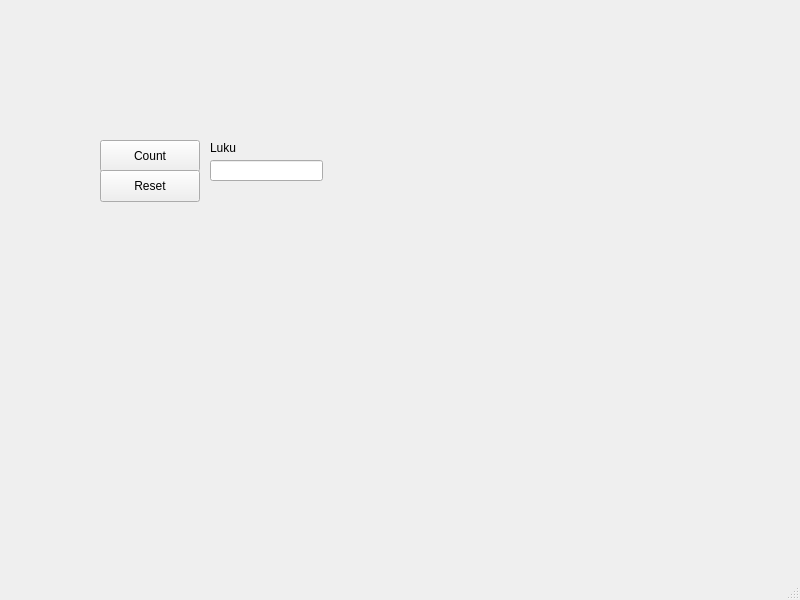
Old version of the form viikko7/mainwindow.ui in the repository HenriEkorre/olio-ohjelmointi.
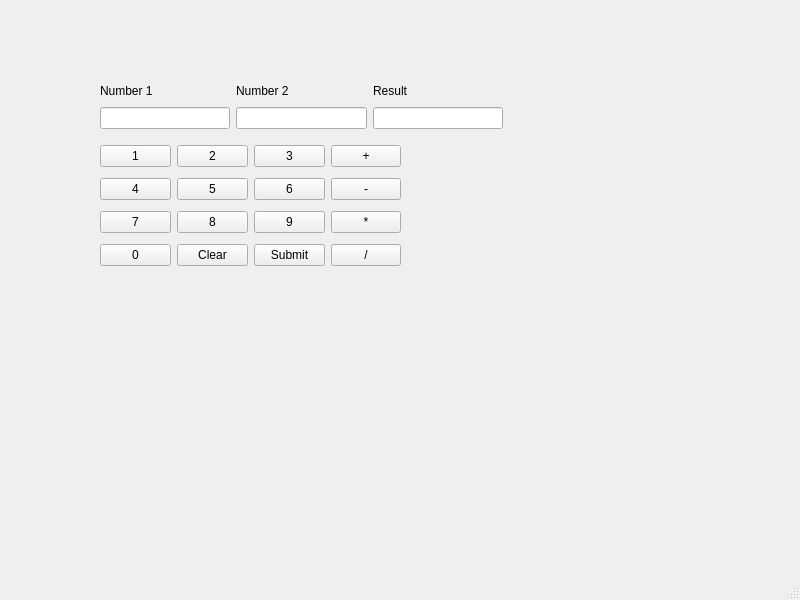
New version of the form.

```diff
--- a/viikko7/mainwindow.ui
+++ b/viikko7/mainwindow.ui
@@ -14,54 +14,201 @@
    <string>MainWindow</string>
   </property>
   <widget class="QWidget" name="centralwidget">
-   <widget class="QPushButton" name="countButton">
+   <widget class="QWidget" name="">
     <property name="geometry">
      <rect>
       <x>100</x>
       <y>140</y>
-      <width>100</width>
-      <height>32</height>
+      <width>301</width>
+      <height>134</height>
      </rect>
     </property>
-    <property name="text">
-     <string>Count</string>
-    </property>
+    <layout class="QGridLayout" name="gridLayout">
+     <item row="0" column="0">
+      <widget class="QPushButton" name="num1">
+       <property name="text">
+        <string>1</string>
+       </property>
+       <property name="default">
+        <bool>false</bool>
+       </property>
+      </widget>
+     </item>
+     <item row="0" column="1">
+      <widget class="QPushButton" name="num2">
+       <property name="text">
+        <string>2</string>
+       </property>
+      </widget>
+     </item>
+     <item row="0" column="2">
+      <widget class="QPushButton" name="num3">
+       <property name="text">
+        <string>3</string>
+       </property>
+      </widget>
+     </item>
+     <item row="1" column="0">
+      <widget class="QPushButton" name="num4">
+       <property name="text">
+        <string>4</string>
+       </property>
+      </widget>
+     </item>
+     <item row="1" column="1">
+      <widget class="QPushButton" name="num5">
+       <property name="text">
+        <string>5</string>
+       </property>
+      </widget>
+     </item>
+     <item row="2" column="0">
+      <widget class="QPushButton" name="num7">
+       <property name="text">
+        <string>7</string>
+       </property>
+      </widget>
+     </item>
+     <item row="2" column="1">
+      <widget class="QPushButton" name="num8">
+       <property name="text">
+        <string>8</string>
+       </property>
+      </widget>
+     </item>
+     <item row="3" column="0">
+      <widget class="QPushButton" name="num0">
+       <property name="text">
+        <string>0</string>
+       </property>
+      </widget>
+     </item>
+     <item row="3" column="1">
+      <widget class="QPushButton" name="clearBtn">
+       <property name="text">
+        <string>Clear</string>
+       </property>
+      </widget>
+     </item>
+     <item row="1" column="2">
+      <widget class="QPushButton" name="num6">
+       <property name="text">
+        <string>6</string>
+       </property>
+      </widget>
+     </item>
+     <item row="2" column="2">
+      <widget class="QPushButton" name="num9">
+       <property name="text">
+        <string>9</string>
+       </property>
+      </widget>
+     </item>
+     <item row="3" column="2">
+      <widget class="QPushButton" name="submitBtn">
+       <property name="text">
+        <string>Submit</string>
+       </property>
+      </widget>
+     </item>
+     <item row="1" column="3">
+      <widget class="QPushButton" name="sub">
+       <property name="text">
+        <string>-</string>
+       </property>
+      </widget>
+     </item>
+     <item row="0" column="3">
+      <widget class="QPushButton" name="add">
+       <property name="text">
+        <string>+</string>
+       </property>
+      </widget>
+     </item>
+     <item row="2" column="3">
+      <widget class="QPushButton" name="mul">
+       <property name="text">
+        <string>*</string>
+       </property>
+      </widget>
+     </item>
+     <item row="3" column="3">
+      <widget class="QPushButton" name="div">
+       <property name="text">
+        <string>/</string>
+       </property>
+      </widget>
+     </item>
+    </layout>
    </widget>
-   <widget class="QPushButton" name="resetButton">
+   <widget class="QWidget" name="">
     <property name="geometry">
      <rect>
       <x>100</x>
-      <y>170</y>
-      <width>100</width>
-      <height>32</height>
+      <y>80</y>
+      <width>403</width>
+      <height>49</height>
      </rect>
     </property>
-    <property name="text">
-     <string>Reset</string>
-    </property>
-   </widget>
-   <widget class="QLineEdit" name="lukuNaytto">
-    <property name="geometry">
-     <rect>
-      <x>210</x>
-      <y>160</y>
-      <width>113</width>
-      <height>21</height>
-     </rect>
-    </property>
-   </widget>
-   <widget class="QLabel" name="label">
-    <property name="geometry">
-     <rect>
-      <x>210</x>
-      <y>140</y>
-      <width>58</width>
-      <height>16</height>
-     </rect>
-    </property>
-    <property name="text">
-     <string>Luku</string>
-    </property>
+    <layout class="QHBoxLayout" name="horizontalLayout">
+     <item>
+      <layout class="QVBoxLayout" name="number_1_layout">
+       <item>
+        <widget class="QLabel" name="label">
+         <property name="text">
+          <string>Number 1</string>
+         </property>
+        </widget>
+       </item>
+       <item>
+        <widget class="QLineEdit" name="lukuNaytto_1">
+         <property name="frame">
+          <bool>true</bool>
+         </property>
+         <property name="readOnly">
+          <bool>true</bool>
+         </property>
+        </widget>
+       </item>
+      </layout>
+     </item>
+     <item>
+      <layout class="QVBoxLayout" name="number_2_layout">
+       <item>
+        <widget class="QLabel" name="label_2">
+         <property name="text">
+          <string>Number 2</string>
+         </property>
+        </widget>
+       </item>
+       <item>
+        <widget class="QLineEdit" name="lukuNaytto_2">
+         <property name="readOnly">
+          <bool>true</bool>
+         </property>
+        </widget>
+       </item>
+      </layout>
+     </item>
+     <item>
+      <layout class="QVBoxLayout" name="result_layout">
+       <item>
+        <widget class="QLabel" name="result_2">
+         <property name="text">
+          <string>Result</string>
+         </property>
+        </widget>
+       </item>
+       <item>
+        <widget class="QLineEdit" name="lukuNaytto_r">
+         <property name="readOnly">
+          <bool>true</bool>
+         </property>
+        </widget>
+       </item>
+      </layout>
+     </item>
+    </layout>
    </widget>
   </widget>
   <widget class="QMenuBar" name="menubar">
```
